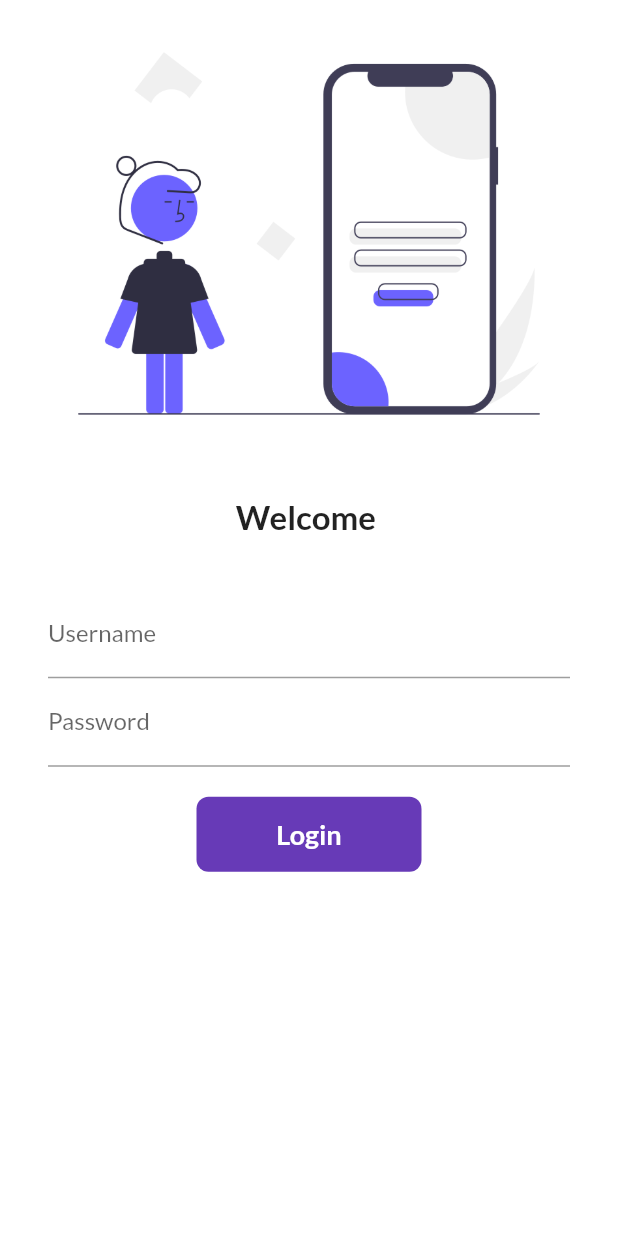
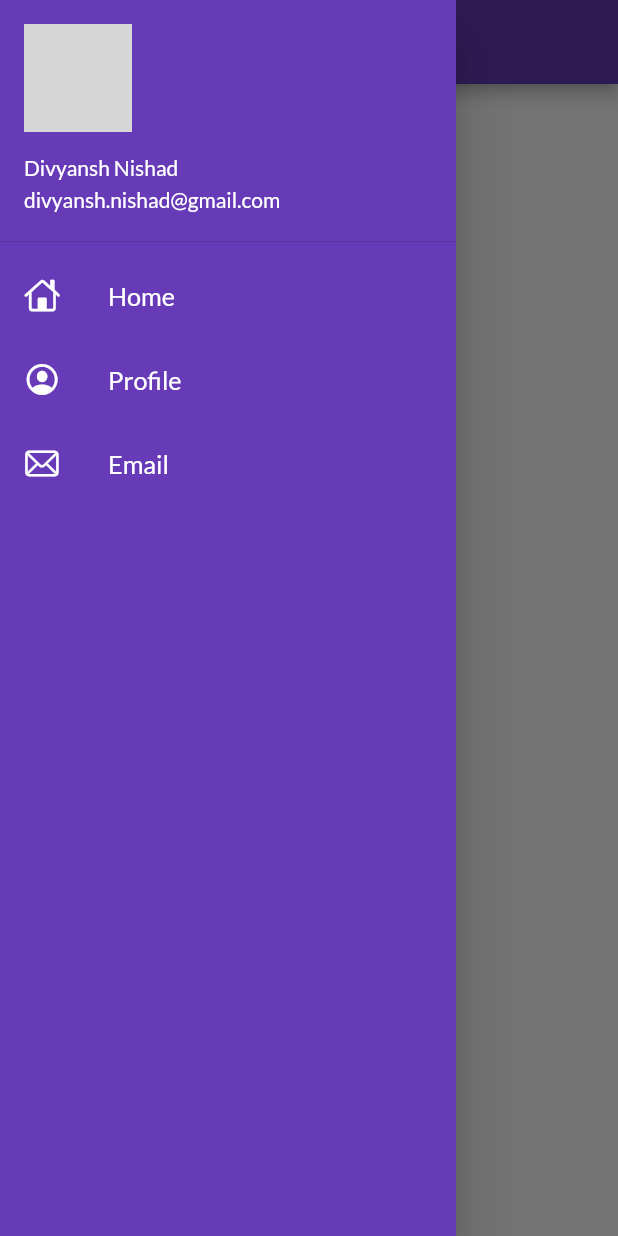
Before and after one commit to divyansh-nishad/flutter_catalog, a Flutter app: the screen it shows after launch, with the side drawer open (before the commit the screen has no drawer), on a phone screen of 412 x 824 dp. Run offline on Flutter 3.47's test engine with Material 2 defaults, Android fonts, the phone set to English and light mode, and no system bars; our stand-ins replace google_fonts; network calls fail; grey boxes are pictures that could not be loaded.

Commit message:
Day 9 Completed

```diff
--- a/lib/main.dart
+++ b/lib/main.dart
@@ -19,10 +19,11 @@ class MyApp extends StatelessWidget {
         primarySwatch: Colors.deepPurple,
         fontFamily: GoogleFonts.lato().fontFamily,
       ),
+      debugShowCheckedModeBanner: false,
       darkTheme: ThemeData(brightness: Brightness.dark),
-      initialRoute: "/login",
+      initialRoute: "/home",
       routes: {
-        "/": (context) => LoginPage(),
+        "/": (context) => HomePage(),
         MyRoutes.homeRoute: (context) => HomePage(),
         MyRoutes.loginRoute: (context) => LoginPage(),
       },
--- a/lib/pages/home_page.dart
+++ b/lib/pages/home_page.dart
@@ -1,4 +1,6 @@
 import 'package:flutter/material.dart';
+
+import '../widgets/drawer.dart';
 
 class HomePage extends StatelessWidget {
   final int days = 30;
@@ -14,7 +16,7 @@ class HomePage extends StatelessWidget {
           child: Text("Welcome to Flutter"),
         ),
       ),
-      drawer: Drawer(),
+      drawer: MyDrawer(),
     );
   }
 }
--- /dev/null
+++ b/lib/widgets/drawer.dart
@@ -0,0 +1,49 @@
+import 'dart:io';
+
+import 'package:flutter/cupertino.dart';
+import 'package:flutter/material.dart';
+
+class MyDrawer extends StatelessWidget {
+  @override
+  Widget build(BuildContext context) {
+    final imageUrl =
+        "https://media-exp1.licdn.com/dms/image/C4D03AQFLnyH78ScMXA/profile-displayphoto-shrink_400_400/0/1653410415122?e=1663804800&v=beta&t=5tsXlsFQBdmJkmHUEq6jw1ZRYPM_E-_Zq3RQC98Mtjk";
+    return Drawer(
+      child: Container(
+        color: Colors.deepPurple,
+        child: ListView(
+          padding: EdgeInsets.zero,
+          children: [
+            DrawerHeader(
+              padding: EdgeInsets.zero,
+              child: UserAccountsDrawerHeader(
+                margin: EdgeInsets.zero,
+                accountName: Text("Divyansh Nishad"),
+                accountEmail: Text("divyansh.nishad@gmail.com"),
+                currentAccountPicture: CircleAvatar(
+                  backgroundImage: NetworkImage(imageUrl),
+                ),
+              ),
+            ),
+            ListTile(
+              leading: Icon(CupertinoIcons.home, color: Colors.white),
+              title: Text("Home",
+                  textScaleFactor: 1.2, style: TextStyle(color: Colors.white)),
+            ),
+            ListTile(
+              leading:
+                  Icon(CupertinoIcons.profile_circled, color: Colors.white),
+              title: Text("Profile",
+                  textScaleFactor: 1.2, style: TextStyle(color: Colors.white)),
+            ),
+            ListTile(
+              leading: Icon(CupertinoIcons.mail, color: Colors.white),
+              title: Text("Email",
+                  textScaleFactor: 1.2, style: TextStyle(color: Colors.white)),
+            )
+          ],
+        ),
+      ),
+    );
+  }
+}
```
